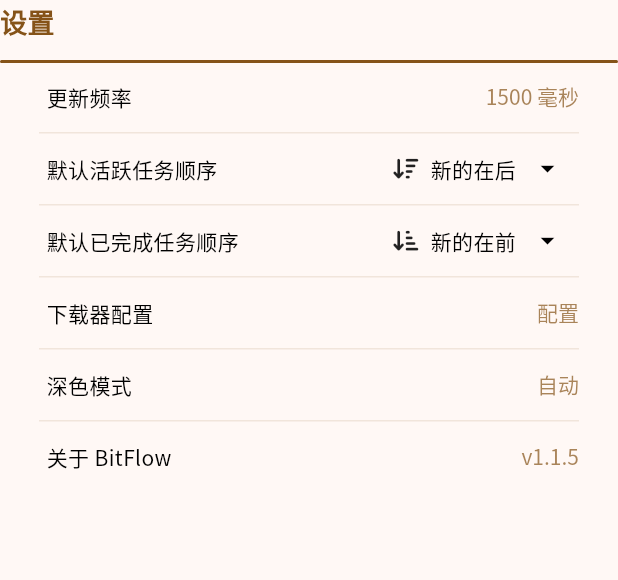
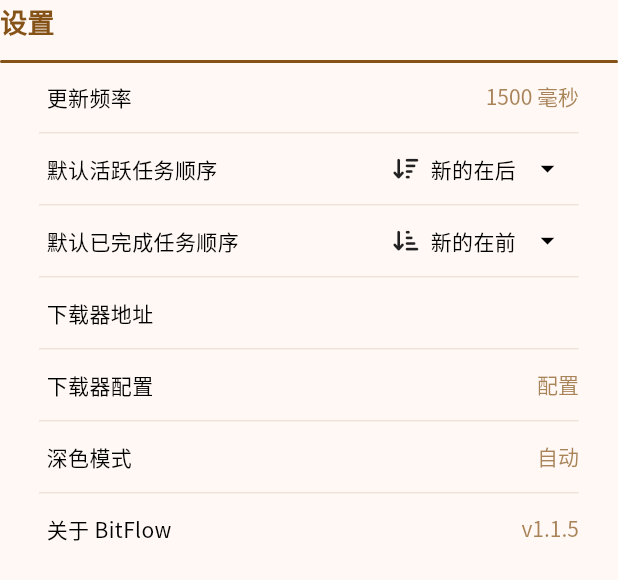
Before and after one commit to Zhoucheng133/BitFlow, a Flutter app: the SettingsPage widget shown alone on an empty page, opened directly, on a phone screen of 412 x 824 dp. Shown: the top 580 px of the screen. Run offline on Flutter 3.47's test engine with Material 3 defaults, Android fonts, the phone set to English and light mode, and no system bars; drawn by our look-alikes of dropdown_button2; our stand-ins replace file_picker, font_awesome_flutter, get, google_fonts, package_info_plus, shared_preferences; missing offline and left inert: clipboard, window_manager; accounts and stored records are empty.

Commit message:
添加复制下载器地址

```diff
--- a/lib/desktop/pages/settings.dart
+++ b/lib/desktop/pages/settings.dart
@@ -7,6 +7,7 @@ import 'package:bit_flow/getx/store_get.dart';
 import 'package:bit_flow/getx/theme_get.dart';
 import 'package:bit_flow/service/funcs.dart';
 import 'package:bit_flow/types/store_item.dart';
+import 'package:clipboard/clipboard.dart';
 import 'package:flutter/material.dart';
 import 'package:get/get.dart';
 import 'package:google_fonts/google_fonts.dart';
@@ -52,6 +53,7 @@ class _SettingsPageState extends State<SettingsPage> {
   bool hoverFreq=false;
   bool hoverConfig=false;
   bool hoverDark=false;
+  bool hoverUrl=false;
 
   @override
   Widget build(BuildContext context) {
@@ -115,6 +117,38 @@ class _SettingsPageState extends State<SettingsPage> {
                   },
                   list: OrderTypes.values.map((item)=>CustomDropDownItem(orderToString(item), item, orderToIcon(item))).toList()
                 ),
+              ),
+              Obx(()=>
+                SettingItem(
+                  label: "下载器地址",
+                  child: MouseRegion(
+                    cursor: SystemMouseCursors.click,
+                    onEnter: (_)=>setState(() {
+                      hoverUrl=true;
+                    }),
+                    onExit: (_)=>setState(() {
+                      hoverUrl=false;
+                    }),
+                    child: GestureDetector(
+                      onTap: () async {
+                        await FlutterClipboard.copy(storeGet.servers[statusGet.sevrerIndex.value].url);
+                      },
+                      child: Tooltip(
+                        message: storeGet.servers.isEmpty ? "" : "${storeGet.servers[statusGet.sevrerIndex.value].url}\n点击复制",
+                        child: AnimatedDefaultTextStyle(
+                          style: GoogleFonts.notoSansSc(
+                            color: hoverConfig ? Theme.of(context).colorScheme.primary : Theme.of(context).colorScheme.primary.withAlpha(180)
+                          ),
+                          duration: const Duration(milliseconds: 200),
+                          child: Text(
+                            storeGet.servers.isEmpty ? "" : storeGet.servers[statusGet.sevrerIndex.value].url,
+                            overflow: TextOverflow.ellipsis,
+                          )
+                        ),
+                      ),
+                    ),
+                  )
+                )
               ),
               SettingItem(
                 label: "下载器配置",
```
